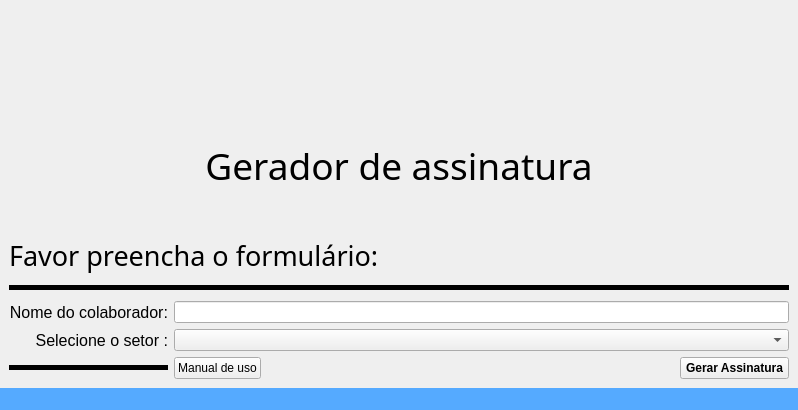
Qt form code/src/ui/window_ass.ui (Sl3nc/Assinatura_Auto) before a commit.
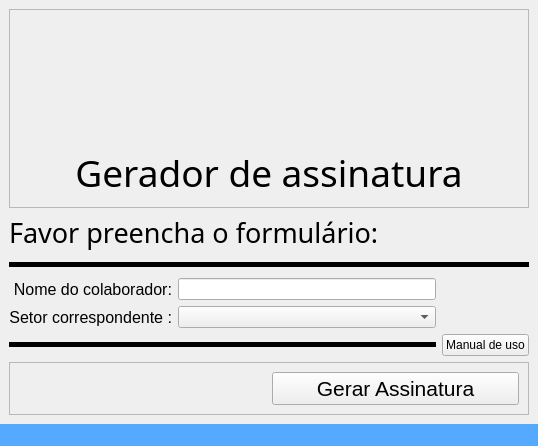
The same form after that commit. Icons and pictures are not drawn.

What changed in the file:
```diff
--- a/code/src/ui/window_ass.ui
+++ b/code/src/ui/window_ass.ui
@@ -6,8 +6,8 @@
    <rect>
     <x>0</x>
     <y>0</y>
-    <width>798</width>
-    <height>410</height>
+    <width>538</width>
+    <height>446</height>
    </rect>
   </property>
   <property name="windowTitle">
@@ -15,62 +15,9 @@
   </property>
   <widget class="QWidget" name="centralwidget">
    <layout class="QGridLayout" name="gridLayout_2">
-    <item row="0" column="0">
+    <item row="1" column="0">
      <layout class="QGridLayout" name="gridLayout">
-      <item row="7" column="0">
-       <widget class="Line" name="line_2">
-        <property name="minimumSize">
-         <size>
-          <width>0</width>
-          <height>15</height>
-         </size>
-        </property>
-        <property name="maximumSize">
-         <size>
-          <width>16777214</width>
-          <height>16777215</height>
-         </size>
-        </property>
-        <property name="frameShadow">
-         <enum>QFrame::Shadow::Plain</enum>
-        </property>
-        <property name="lineWidth">
-         <number>5</number>
-        </property>
-        <property name="orientation">
-         <enum>Qt::Orientation::Horizontal</enum>
-        </property>
-       </widget>
-      </item>
-      <item row="6" column="1" colspan="2">
-       <widget class="QComboBox" name="comboBox"/>
-      </item>
-      <item row="1" column="0" colspan="3" alignment="">
-       <widget class="QLabel" name="label">
-        <property name="sizePolicy">
-         <sizepolicy hsizetype="Expanding" vsizetype="Maximum">
-          <horstretch>0</horstretch>
-          <verstretch>0</verstretch>
-         </sizepolicy>
-        </property>
-        <property name="font">
-         <font>
-          <family>Arial Rounded MT Bold</family>
-          <pointsize>28</pointsize>
-         </font>
-        </property>
-        <property name="layoutDirection">
-         <enum>Qt::LayoutDirection::LeftToRight</enum>
-        </property>
-        <property name="text">
-         <string>Gerador de assinatura</string>
-        </property>
-        <property name="alignment">
-         <set>Qt::AlignmentFlag::AlignCenter</set>
-        </property>
-       </widget>
-      </item>
-      <item row="4" column="0" colspan="3">
+      <item row="1" column="0" colspan="3">
        <widget class="Line" name="line">
         <property name="sizePolicy">
          <sizepolicy hsizetype="Minimum" vsizetype="Fixed">
@@ -95,50 +42,7 @@
         </property>
        </widget>
       </item>
-      <item row="7" column="2">
-       <widget class="QPushButton" name="pushButton">
-        <property name="sizePolicy">
-         <sizepolicy hsizetype="Minimum" vsizetype="Minimum">
-          <horstretch>0</horstretch>
-          <verstretch>0</verstretch>
-         </sizepolicy>
-        </property>
-        <property name="maximumSize">
-         <size>
-          <width>200</width>
-          <height>300</height>
-         </size>
-        </property>
-        <property name="font">
-         <font>
-          <bold>true</bold>
-         </font>
-        </property>
-        <property name="text">
-         <string>Gerar Assinatura</string>
-        </property>
-       </widget>
-      </item>
-      <item row="5" column="1" colspan="2">
-       <widget class="QLineEdit" name="lineEdit"/>
-      </item>
-      <item row="2" column="0">
-       <spacer name="verticalSpacer">
-        <property name="orientation">
-         <enum>Qt::Orientation::Vertical</enum>
-        </property>
-        <property name="sizeType">
-         <enum>QSizePolicy::Policy::Minimum</enum>
-        </property>
-        <property name="sizeHint" stdset="0">
-         <size>
-          <width>20</width>
-          <height>40</height>
-         </size>
-        </property>
-       </spacer>
-      </item>
-      <item row="6" column="0">
+      <item row="3" column="0">
        <widget class="QLabel" name="label_3">
         <property name="font">
          <font>
@@ -147,7 +51,7 @@
          </font>
         </property>
         <property name="text">
-         <string>Selecione o setor :</string>
+         <string>Setor correspondente :</string>
         </property>
         <property name="alignment">
          <set>Qt::AlignmentFlag::AlignRight|Qt::AlignmentFlag::AlignTrailing|Qt::AlignmentFlag::AlignVCenter</set>
@@ -157,20 +61,7 @@
         </property>
        </widget>
       </item>
-      <item row="7" column="1">
-       <widget class="QPushButton" name="pushButton_2">
-        <property name="sizePolicy">
-         <sizepolicy hsizetype="Fixed" vsizetype="Fixed">
-          <horstretch>0</horstretch>
-          <verstretch>0</verstretch>
-         </sizepolicy>
-        </property>
-        <property name="text">
-         <string>Manual de uso</string>
-        </property>
-       </widget>
-      </item>
-      <item row="5" column="0">
+      <item row="2" column="0">
        <widget class="QLabel" name="label_2">
         <property name="font">
          <font>
@@ -189,7 +80,52 @@
         </property>
        </widget>
       </item>
-      <item row="3" column="0" colspan="3">
+      <item row="3" column="1">
+       <widget class="QComboBox" name="comboBox">
+        <property name="sizePolicy">
+         <sizepolicy hsizetype="Preferred" vsizetype="Fixed">
+          <horstretch>0</horstretch>
+          <verstretch>0</verstretch>
+         </sizepolicy>
+        </property>
+       </widget>
+      </item>
+      <item row="2" column="1">
+       <widget class="QLineEdit" name="lineEdit">
+        <property name="sizePolicy">
+         <sizepolicy hsizetype="Expanding" vsizetype="Fixed">
+          <horstretch>0</horstretch>
+          <verstretch>0</verstretch>
+         </sizepolicy>
+        </property>
+       </widget>
+      </item>
+      <item row="4" column="0" colspan="2">
+       <widget class="Line" name="line_2">
+        <property name="minimumSize">
+         <size>
+          <width>0</width>
+          <height>15</height>
+         </size>
+        </property>
+        <property name="maximumSize">
+         <size>
+          <width>16777214</width>
+          <height>16777215</height>
+         </size>
+        </property>
+        <property name="frameShadow">
+         <enum>QFrame::Shadow::Plain</enum>
+        </property>
+        <property name="lineWidth">
+         <number>5</number>
+        </property>
+        <property name="orientation">
+         <enum>Qt::Orientation::Horizontal</enum>
+        </property>
+       </widget>
+      </item>
+      <item row="0" column="0" colspan="3">
        <widget class="QLabel" name="label_4">
         <property name="sizePolicy">
          <sizepolicy hsizetype="Preferred" vsizetype="Maximum">
@@ -214,68 +150,142 @@
         </property>
        </widget>
       </item>
-      <item row="0" column="0">
-       <spacer name="horizontalSpacer">
-        <property name="orientation">
-         <enum>Qt::Orientation::Horizontal</enum>
-        </property>
-        <property name="sizeType">
-         <enum>QSizePolicy::Policy::Maximum</enum>
-        </property>
-        <property name="sizeHint" stdset="0">
-         <size>
-          <width>40</width>
-          <height>20</height>
-         </size>
-        </property>
-       </spacer>
-      </item>
-      <item row="0" column="2">
-       <spacer name="horizontalSpacer_2">
-        <property name="orientation">
-         <enum>Qt::Orientation::Horizontal</enum>
-        </property>
-        <property name="sizeType">
-         <enum>QSizePolicy::Policy::Minimum</enum>
-        </property>
-        <property name="sizeHint" stdset="0">
-         <size>
-          <width>40</width>
-          <height>20</height>
-         </size>
-        </property>
-       </spacer>
-      </item>
-      <item row="0" column="1">
-       <widget class="QLabel" name="logo_hori">
-        <property name="minimumSize">
-         <size>
-          <width>500</width>
-          <height>100</height>
-         </size>
-        </property>
-        <property name="maximumSize">
-         <size>
-          <width>1000</width>
-          <height>200</height>
-         </size>
+      <item row="4" column="2">
+       <widget class="QPushButton" name="pushButton_2">
+        <property name="sizePolicy">
+         <sizepolicy hsizetype="Maximum" vsizetype="Maximum">
+          <horstretch>0</horstretch>
+          <verstretch>0</verstretch>
+         </sizepolicy>
         </property>
         <property name="text">
-         <string/>
-        </property>
-        <property name="textFormat">
-         <enum>Qt::TextFormat::RichText</enum>
-        </property>
-        <property name="pixmap">
-         <pixmap>../img/ass-hori.png</pixmap>
-        </property>
-        <property name="scaledContents">
-         <bool>true</bool>
+         <string>Manual de uso</string>
         </property>
        </widget>
       </item>
      </layout>
     </item>
+    <item row="0" column="0">
+     <widget class="QFrame" name="frame_2">
+      <property name="frameShape">
+       <enum>QFrame::Shape::StyledPanel</enum>
+      </property>
+      <property name="frameShadow">
+       <enum>QFrame::Shadow::Raised</enum>
+      </property>
+      <layout class="QVBoxLayout" name="verticalLayout">
+       <item alignment="">
+        <widget class="QLabel" name="logo_hori">
+         <property name="sizePolicy">
+          <sizepolicy hsizetype="Minimum" vsizetype="Minimum">
+           <horstretch>0</horstretch>
+           <verstretch>0</verstretch>
+          </sizepolicy>
+         </property>
+         <property name="minimumSize">
+          <size>
+           <width>500</width>
+           <height>100</height>
+          </size>
+         </property>
+         <property name="maximumSize">
+          <size>
+           <width>1000</width>
+           <height>200</height>
+          </size>
+         </property>
+         <property name="text">
+          <string/>
+         </property>
+         <property name="textFormat">
+          <enum>Qt::TextFormat::RichText</enum>
+         </property>
+         <property name="pixmap">
+          <pixmap>../img/ass-hori.png</pixmap>
+         </property>
+         <property name="scaledContents">
+          <bool>true</bool>
+         </property>
+         <property name="alignment">
+          <set>Qt::AlignmentFlag::AlignCenter</set>
+         </property>
+        </widget>
+       </item>
+       <item>
+        <widget class="QLabel" name="label">
+         <property name="sizePolicy">
+          <sizepolicy hsizetype="Expanding" vsizetype="Maximum">
+           <horstretch>0</horstretch>
+           <verstretch>0</verstretch>
+          </sizepolicy>
+         </property>
+         <property name="font">
+          <font>
+           <family>Arial Rounded MT Bold</family>
+           <pointsize>28</pointsize>
+          </font>
+         </property>
+         <property name="layoutDirection">
+          <enum>Qt::LayoutDirection::LeftToRight</enum>
+         </property>
+         <property name="text">
+          <string>Gerador de assinatura</string>
+         </property>
+         <property name="alignment">
+          <set>Qt::AlignmentFlag::AlignCenter</set>
+         </property>
+        </widget>
+       </item>
+      </layout>
+     </widget>
+    </item>
+    <item row="2" column="0">
+     <widget class="QFrame" name="frame">
+      <property name="sizePolicy">
+       <sizepolicy hsizetype="Preferred" vsizetype="Maximum">
+        <horstretch>0</horstretch>
+        <verstretch>0</verstretch>
+       </sizepolicy>
+      </property>
+      <property name="frameShape">
+       <enum>QFrame::Shape::StyledPanel</enum>
+      </property>
+      <property name="frameShadow">
+       <enum>QFrame::Shadow::Raised</enum>
+      </property>
+      <layout class="QHBoxLayout" name="horizontalLayout">
+       <item>
+        <widget class="QLabel" name="lab_load">
+         <property name="text">
+          <string/>
+         </property>
+        </widget>
+       </item>
+       <item>
+        <widget class="QPushButton" name="pushButton">
+         <property name="sizePolicy">
+          <sizepolicy hsizetype="Minimum" vsizetype="Maximum">
+           <horstretch>0</horstretch>
+           <verstretch>0</verstretch>
+          </sizepolicy>
+         </property>
+         <property name="font">
+          <font>
+           <pointsize>16</pointsize>
+           <bold>false</bold>
+           <underline>false</underline>
+           <strikeout>false</strikeout>
+           <kerning>true</kerning>
+          </font>
+         </property>
+         <property name="text">
+          <string>Gerar Assinatura</string>
+         </property>
+        </widget>
+       </item>
+      </layout>
+     </widget>
+    </item>
    </layout>
   </widget>
   <widget class="QMenuBar" name="menubar">
```
Left out of the diff: 2 changed lines with no effect on the pictures.
